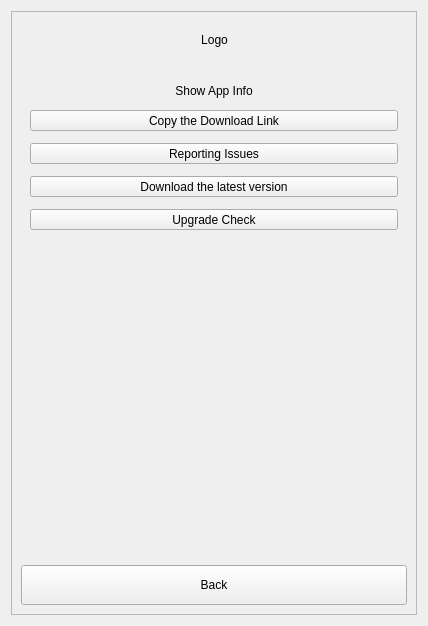
This is src/AboutThis.ui in ic005k/Knot as Qt 5 draws it before an edit. The edited form follows.
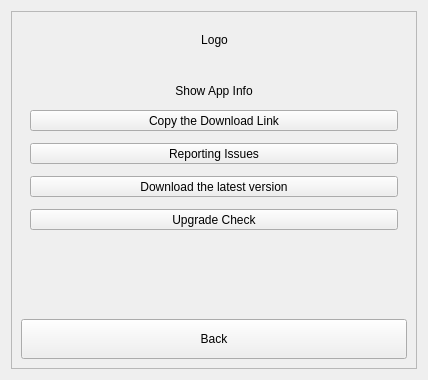
This is the edited form.

What changed in the file:
```diff
--- a/src/AboutThis.ui
+++ b/src/AboutThis.ui
@@ -7,7 +7,7 @@
     <x>0</x>
     <y>0</y>
     <width>428</width>
-    <height>626</height>
+    <height>380</height>
    </rect>
   </property>
   <property name="windowTitle">
```
Left out of the diff: 3 changed lines with no effect on the pictures.
